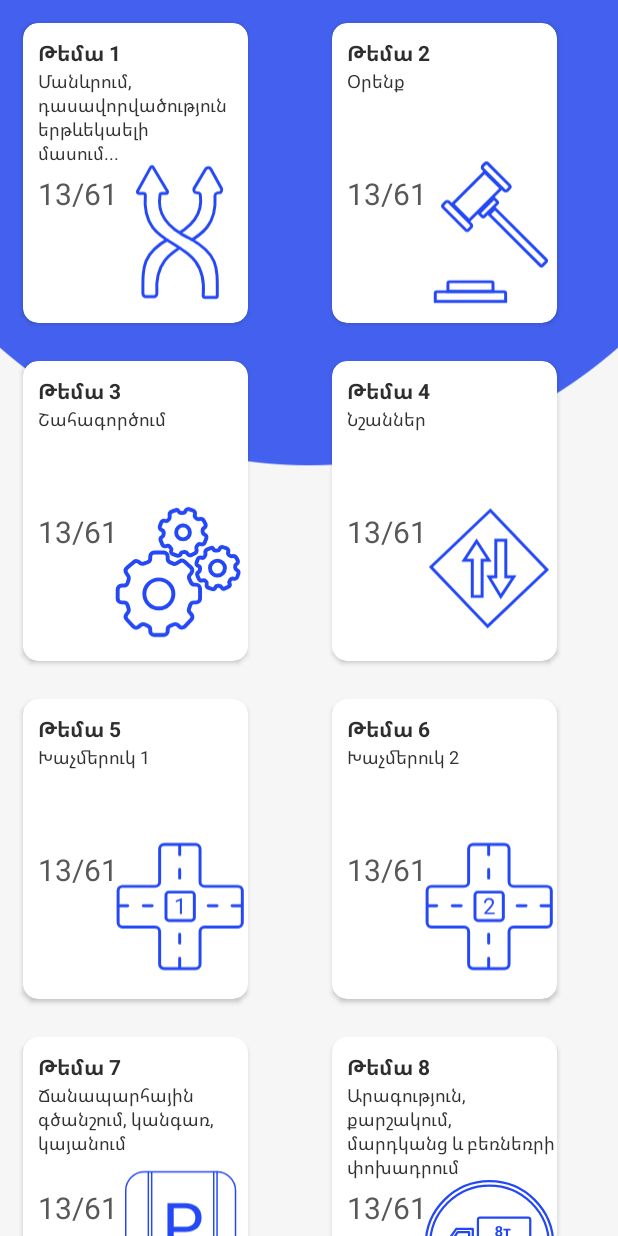
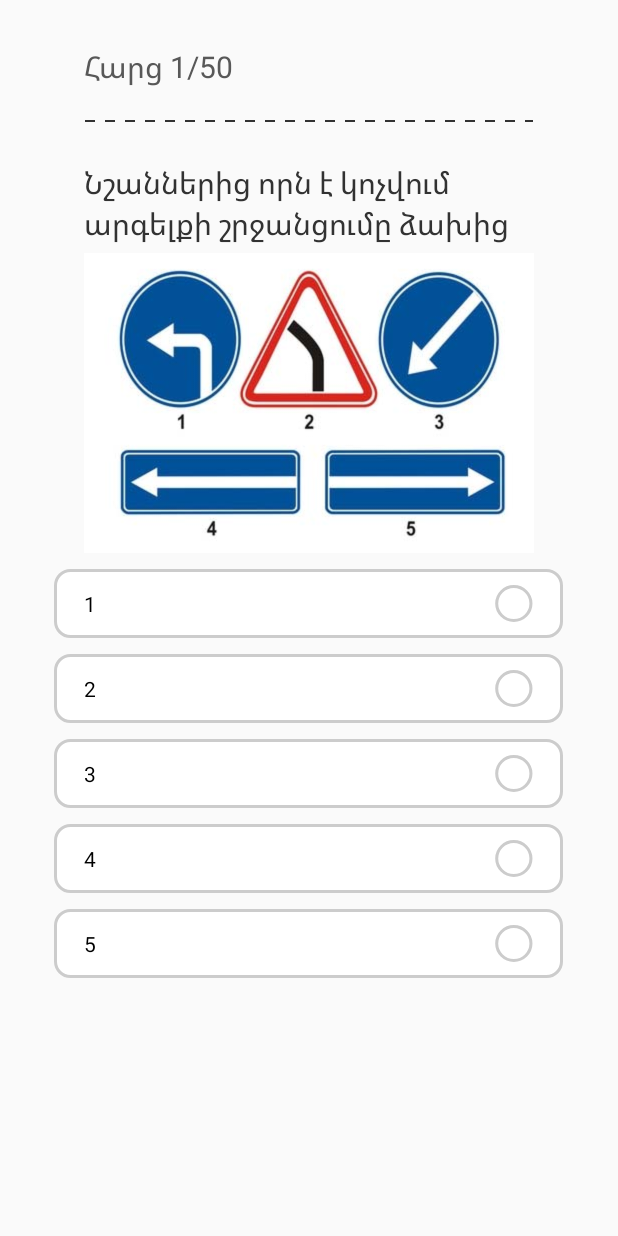
Before and after one commit to VahagnMian/School, an Android app: the screen it shows after launch (MainActivity before the commit, QuizActivity after it), on a phone screen of 412 x 824 dp. Run offline under Robolectric (Android 15) with nearby library versions, the phone set to English and light mode, and no system bars.

Commit message:
Quiz Activity Design ready

```diff
--- a/app/src/main/AndroidManifest.xml
+++ b/app/src/main/AndroidManifest.xml
@@ -9,7 +9,10 @@
         android:roundIcon="@mipmap/ic_launcher_round"
         android:supportsRtl="true"
         android:theme="@style/Theme.School">
-        <activity android:name=".Activity.MainActivity">
+        <activity
+            android:name=".Activity.MainActivity"
+            android:exported="true" />
+        <activity android:name=".Activity.QuizActivity">
             <intent-filter>
                 <action android:name="android.intent.action.MAIN" />
 
--- a/app/src/main/java/com/mianv/school/Activity/MainActivity.java
+++ b/app/src/main/java/com/mianv/school/Activity/MainActivity.java
@@ -38,12 +38,9 @@ public class MainActivity extends AppCompatActivity {
         super.onCreate(savedInstanceState);
         setContentView(R.layout.activity_main);
 
-
-
         viewInitialization();
         createRecyclerView();
         addTestItemsToRecyclerView();
-       // Overscrolling animation
         OverScrollDecoratorHelper.setUpOverScroll(scrollView);
 
 
--- /dev/null
+++ b/app/src/main/java/com/mianv/school/Activity/QuizActivity.java
@@ -0,0 +1,35 @@
+package com.mianv.school.Activity;
+
+import androidx.appcompat.app.AppCompatActivity;
+
+import android.os.Bundle;
+import android.widget.RadioButton;
+import android.widget.RadioGroup;
+
+import com.mianv.school.R;
+
+public class QuizActivity extends AppCompatActivity {
+
+    RadioGroup radioGroup;
+    RadioButton radioButton1;
+    RadioButton radioButton2;
+    RadioButton radioButton3;
+    RadioButton radioButton4;
+    RadioButton radioButton5;
+
+    @Override
+    protected void onCreate(Bundle savedInstanceState) {
+        super.onCreate(savedInstanceState);
+        setContentView(R.layout.activity_quiz);
+
+        radioGroup = findViewById(R.id.radioGroup);
+        radioButton1 = findViewById(R.id.radioButtonVariant1);
+        radioButton2 = findViewById(R.id.radioButtonVariant2);
+        radioButton3 = findViewById(R.id.radioButtonVariant3);
+        radioButton4 = findViewById(R.id.radioButtonVariant4);
+        radioButton5 = findViewById(R.id.radioButtonVariant5);
+
+
+
+    }
+}
--- /dev/null
+++ b/app/src/main/res/drawable/background_style.xml
@@ -0,0 +1,5 @@
+<?xml version="1.0" encoding="utf-8" ?>
+<selector xmlns:android="http://schemas.android.com/apk/res/android">
+    <item android:state_checked="true"  android:drawable="@drawable/radio_button_background_checked"></item>
+    <item android:state_checked="false" android:drawable="@drawable/radio_button_background"></item>
+</selector>
--- /dev/null
+++ b/app/src/main/res/drawable/dotted.xml
@@ -0,0 +1,10 @@
+<?xml version="1.0" encoding="utf-8"?>
+<shape xmlns:android="http://schemas.android.com/apk/res/android"
+    android:shape="line">
+
+    <stroke
+        android:color="#323232"
+        android:dashWidth="10px"
+        android:dashGap="10px"
+        android:width="1dp"/>
+</shape>
--- /dev/null
+++ b/app/src/main/res/drawable/ic_radio_checked.xml
@@ -0,0 +1,22 @@
+<vector xmlns:android="http://schemas.android.com/apk/res/android"
+    android:width="25dp"
+    android:height="26dp"
+    android:viewportWidth="25"
+    android:viewportHeight="26"
+    >
+  <path
+      android:pathData="M12.3869,13m-11.2638,0a11.2638,11.2638 0,1 1,22.5276 0a11.2638,11.2638 0,1 1,-22.5276 0"
+      android:strokeWidth="2"
+      android:fillColor="#2448F5"
+      android:strokeColor="#2448F5"/>
+  <path
+      android:strokeWidth="1"
+      android:pathData="M4.5769,15.098L10.7144,20.2294"
+      android:fillColor="#00000000"
+      android:strokeColor="#ffffff"/>
+  <path
+      android:strokeWidth="1"
+      android:pathData="M10.0106,20.2916L19.6524,8.801"
+      android:fillColor="#00000000"
+      android:strokeColor="#ffffff"/>
+</vector>
--- /dev/null
+++ b/app/src/main/res/drawable/ic_radio_unchecked.xml
@@ -0,0 +1,11 @@
+<vector xmlns:android="http://schemas.android.com/apk/res/android"
+    android:width="25dp"
+    android:height="26dp"
+    android:viewportWidth="25"
+    android:viewportHeight="26">
+  <path
+      android:pathData="M12.3869,13m-11.2638,0a11.2638,11.2638 0,1 1,22.5276 0a11.2638,11.2638 0,1 1,-22.5276 0"
+      android:strokeWidth="2"
+      android:fillColor="#00000000"
+      android:strokeColor="#cccccc"/>
+</vector>
--- /dev/null
+++ b/app/src/main/res/drawable/radio_button_background.xml
@@ -0,0 +1,11 @@
+<?xml version="1.0" encoding="UTF-8"?>
+<shape xmlns:android="http://schemas.android.com/apk/res/android" android:id="@+id/listview_background_shape">
+    <stroke android:width="2dp" android:color="#CCCCCC" />
+    <padding
+        android:left="20dp"
+        android:top="10dp"
+        android:right="20dp"
+        android:bottom="10dp" />
+    <corners android:radius="10dp" />
+    <solid android:color="#ffffffff" />
+</shape>
--- /dev/null
+++ b/app/src/main/res/drawable/radio_button_background_checked.xml
@@ -0,0 +1,11 @@
+<?xml version="1.0" encoding="UTF-8"?>
+<shape xmlns:android="http://schemas.android.com/apk/res/android" android:id="@+id/listview_background_shape">
+    <stroke android:width="2dp" android:color="#2448F5" />
+    <padding
+        android:left="20dp"
+        android:top="10dp"
+        android:right="20dp"
+        android:bottom="10dp"/>
+    <corners android:radius="10dp" />
+    <solid android:color="#ffffffff" />
+</shape>
--- /dev/null
+++ b/app/src/main/res/drawable/radio_button_style.xml
@@ -0,0 +1,5 @@
+<?xml version="1.0" encoding="utf-8" ?>
+<selector xmlns:android="http://schemas.android.com/apk/res/android">
+    <item android:state_checked="true" android:drawable="@drawable/ic_radio_checked" android:background="@drawable/radio_button_background_checked"></item>
+    <item android:state_checked="false" android:drawable="@drawable/ic_radio_unchecked" android:background="@drawable/radio_button_background"></item>
+</selector>
--- /dev/null
+++ b/app/src/main/res/layout/activity_quiz.xml
@@ -0,0 +1,150 @@
+<?xml version="1.0" encoding="utf-8"?>
+<RelativeLayout xmlns:android="http://schemas.android.com/apk/res/android"
+    xmlns:app="http://schemas.android.com/apk/res-auto"
+    xmlns:tools="http://schemas.android.com/tools"
+    android:layout_width="match_parent"
+    android:layout_height="match_parent"
+    tools:context=".Activity.QuizActivity">
+
+    <TextView
+        android:id="@+id/questionCount"
+        android:layout_height="wrap_content"
+        android:layout_width="wrap_content"
+        android:text="Հարց 1/50"
+        android:layout_marginTop="30dp"
+        android:layout_alignStart="@+id/questionText"
+        android:textSize="20dp"
+        android:textColor="#585858"/>
+
+    <ImageView
+        android:layout_width="300dp"
+        android:layout_height="5dp"
+        android:layout_below="@id/questionCount"
+        android:layout_alignStart="@id/questionCount"
+        android:layout_marginTop="20dp"
+        android:layerType="software"
+        android:layout_centerHorizontal="true"
+        android:src="@drawable/dotted" />
+
+    <TextView
+        android:id="@+id/questionText"
+        android:layout_height="wrap_content"
+        android:layout_width="300dp"
+        android:layout_centerHorizontal="true"
+        android:layout_below="@+id/questionCount"
+        android:layout_marginTop="50dp"
+        android:textColor="#323232"
+        android:text="Նշաններից որն է կոչվում արգելքի շրջանցումը ձախից"
+        android:textSize="20dp"/>
+
+    <ImageView
+        android:id="@+id/questionImage"
+        android:layout_width="300dp"
+        android:layout_height="200dp"
+        android:layout_centerHorizontal="true"
+        android:layout_below="@id/questionText"
+        android:layout_marginTop="6dp"
+        android:src="@drawable/image_1"
+       android:scaleType="centerCrop"
+
+        />
+
+    <RadioGroup
+        android:id="@+id/radioGroup"
+        android:layout_width="350dp"
+        android:layout_height="wrap_content"
+        android:layout_below="@+id/questionImage"
+        android:layout_marginTop="5dp"
+        android:layout_centerHorizontal="true">
+
+        <RadioButton
+
+            android:id="@+id/radioButtonVariant1"
+            android:layout_width="match_parent"
+            android:layout_height="wrap_content"
+            android:button="@null"
+            android:drawableRight="@drawable/radio_button_style"
+            android:background="@drawable/background_style"
+            android:layout_gravity="start"
+            android:textAlignment="textStart"
+            android:paddingBottom="10dp"
+            android:paddingLeft="20dp"
+            android:paddingRight="20dp"
+            android:paddingTop="10dp"
+            android:text="1"
+            android:layout_margin="5dp"
+            android:textSize="14dp"
+
+            />
+
+        <RadioButton
+            android:id="@+id/radioButtonVariant2"
+            android:layout_width="match_parent"
+            android:layout_height="wrap_content"
+            android:button="@null"
+            android:drawableRight="@drawable/radio_button_style"
+            android:background="@drawable/background_style"
+            android:layout_gravity="start"
+            android:textAlignment="textStart"
+            android:paddingBottom="10dp"
+            android:paddingLeft="20dp"
+            android:paddingRight="20dp"
+            android:paddingTop="10dp"
+            android:text="2"
+            android:textSize="14dp"
+            android:layout_margin="5dp"
+            />
+
+        <RadioButton
+            android:id="@+id/radioButtonVariant3"
+            android:layout_width="match_parent"
+            android:layout_height="wrap_content"
+            android:button="@null"
+            android:drawableRight="@drawable/radio_button_style"
+            android:background="@drawable/background_style"
+            android:layout_gravity="start"
+            android:textAlignment="textStart"
+            android:paddingBottom="10dp"
+            android:paddingLeft="20dp"
+            android:paddingRight="20dp"
+            android:paddingTop="10dp"
+            android:text="3"
+            android:textSize="14dp"
+            android:layout_margin="5dp"/>
+
+        <RadioButton
+            android:id="@+id/radioButtonVariant4"
+            android:layout_width="match_parent"
+            android:layout_height="wrap_content"
+            android:button="@null"
+            android:drawableRight="@drawable/radio_button_style"
+            android:background="@drawable/background_style"
+            android:layout_gravity="start"
+            android:textAlignment="textStart"
+            android:paddingBottom="10dp"
+            android:paddingLeft="20dp"
+            android:paddingRight="20dp"
+            android:paddingTop="10dp"
+            android:text="4"
+            android:textSize="14dp"
+            android:layout_margin="5dp"/>
+
+        <RadioButton
+            android:id="@+id/radioButtonVariant5"
+            android:layout_width="match_parent"
+            android:layout_height="wrap_content"
+            android:button="@null"
+            android:drawableRight="@drawable/radio_button_style"
+            android:background="@drawable/background_style"
+            android:layout_gravity="start"
+            android:textAlignment="textStart"
+            android:paddingBottom="10dp"
+            android:paddingLeft="20dp"
+            android:paddingRight="20dp"
+            android:paddingTop="10dp"
+            android:text="5"
+            android:textSize="14dp"
+            android:layout_margin="5dp"/>
+    </RadioGroup>
+
+</RelativeLayout>
--- a/app/src/main/res/values/colors.xml
+++ b/app/src/main/res/values/colors.xml
@@ -10,6 +10,6 @@
 
     <!--Color scheme-->
 
-    <color name="main_primary">#7b2cbf</color>
-    <color name="main_second">#4cc9f0</color>
+    <color name="main_primary">#2448f5</color>
+    <color name="main_second">#4968FB</color>
 </resources>
--- a/build.gradle
+++ b/build.gradle
@@ -5,7 +5,7 @@ buildscript {
         mavenCentral()
     }
     dependencies {
-        classpath "com.android.tools.build:gradle:4.2.2"
+        classpath 'com.android.tools.build:gradle:7.0.0'
 
         // NOTE: Do not place your application dependencies here; they belong
         // in the individual module build.gradle files
```
Also changed, not shown: app/src/main/res/drawable-v24/image_001.jpg (added), app/src/main/res/drawable-v24/image_1.jpg (added), gradle/wrapper/gradle-wrapper.properties.
